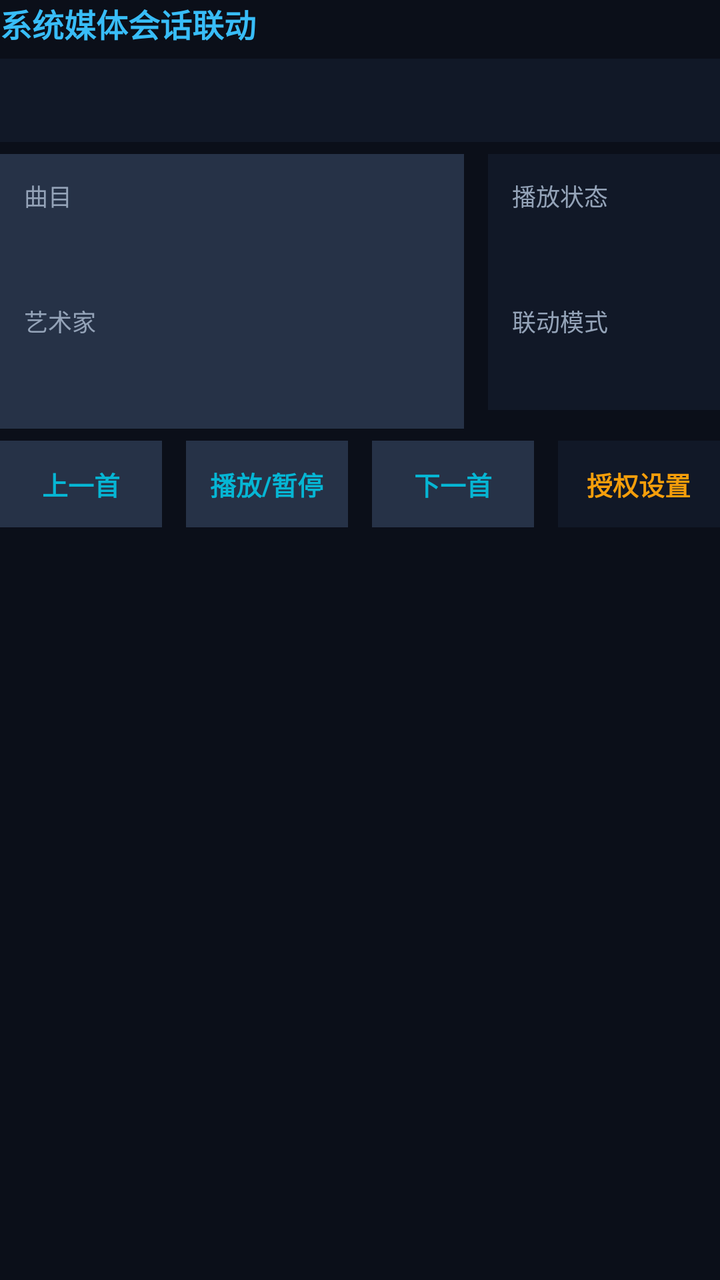
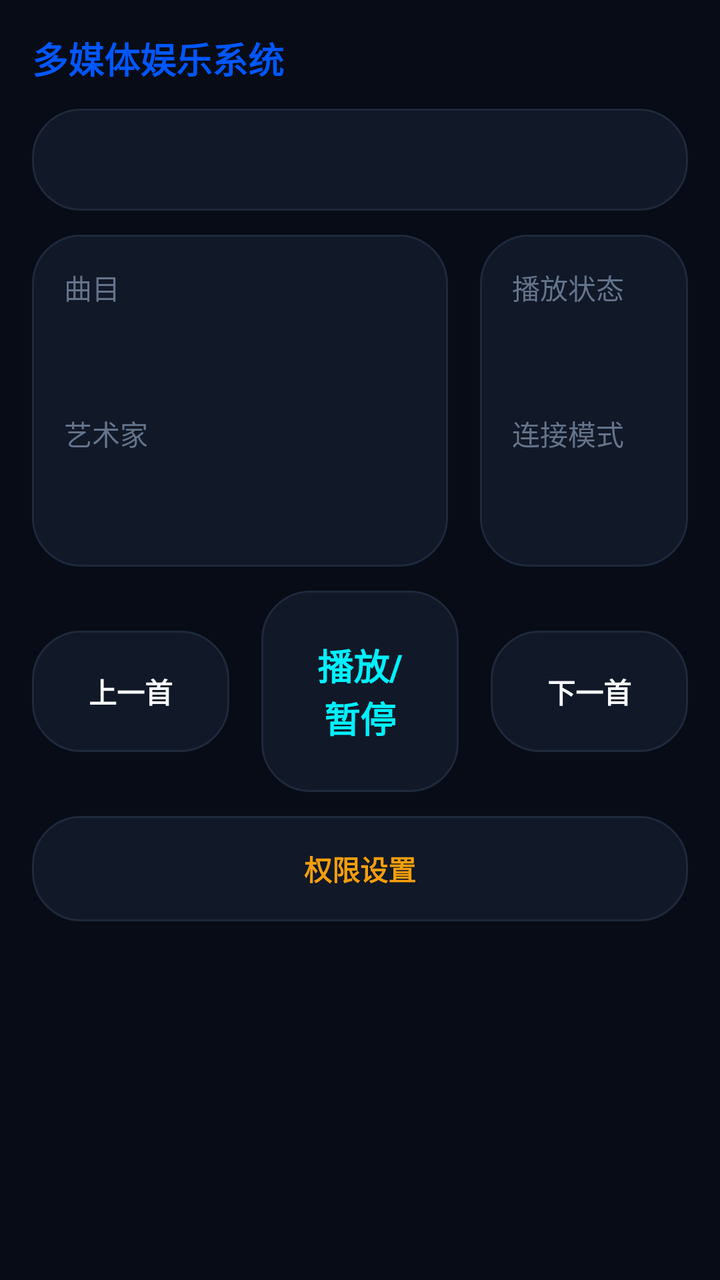

Compare the two renders of this Android layout. The source of the first and the diff that turns it into the second are given below.
<!-- AndroidManifest.xml: application theme Theme.VehiclemountedSystem -->
<!-- res/layout/page_media.xml -->
<?xml version="1.0" encoding="utf-8"?>
<ScrollView xmlns:android="http://schemas.android.com/apk/res/android"
    android:id="@+id/pageMediaRoot"
    android:layout_width="match_parent"
    android:layout_height="match_parent"
    android:fillViewport="true">

    <LinearLayout
        android:layout_width="match_parent"
        android:layout_height="wrap_content"
        android:orientation="vertical">

        <TextView
            android:id="@+id/mediaPageTitle"
            android:layout_width="wrap_content"
            android:layout_height="wrap_content"
            android:text="@string/page_media_badge"
            android:textColor="@color/accent_blue"
            android:textSize="@dimen/page_title_text_size"
            android:textStyle="bold" />

        <TextView
            android:id="@+id/mediaStatusMessage"
            android:layout_width="match_parent"
            android:layout_height="wrap_content"
            android:layout_marginTop="@dimen/page_micro_gap"
            android:background="@color/card_panel_alt_bg"
            android:padding="@dimen/page_card_padding"
            android:textColor="@color/accent_amber"
            android:textSize="@dimen/page_status_text_size" />

        <LinearLayout
            android:layout_width="match_parent"
            android:layout_height="wrap_content"
            android:layout_marginTop="@dimen/page_micro_gap"
            android:orientation="horizontal">

            <LinearLayout
                android:layout_width="0dp"
                android:layout_height="wrap_content"
                android:layout_marginEnd="@dimen/page_card_gap"
                android:layout_weight="2"
                android:background="@color/card_panel_bg"
                android:orientation="vertical"
                android:padding="@dimen/page_card_padding">

                <TextView
                    android:layout_width="wrap_content"
                    android:layout_height="wrap_content"
                    android:text="@string/media_title_label"
                    android:textColor="@color/text_secondary"
                    android:textSize="@dimen/page_label_text_size" />

                <TextView
                    android:id="@+id/mediaTitleValue"
                    android:layout_width="wrap_content"
                    android:layout_height="wrap_content"
                    android:layout_marginTop="@dimen/page_micro_gap"
                    android:textColor="@color/text_primary"
                    android:textSize="@dimen/page_value_text_size"
                    android:textStyle="bold" />

                <TextView
                    android:layout_width="wrap_content"
                    android:layout_height="wrap_content"
                    android:layout_marginTop="@dimen/page_section_gap"
                    android:text="@string/media_artist_label"
                    android:textColor="@color/text_secondary"
                    android:textSize="@dimen/page_label_text_size" />

                <TextView
                    android:id="@+id/mediaArtistValue"
                    android:layout_width="wrap_content"
                    android:layout_height="wrap_content"
                    android:layout_marginTop="@dimen/page_micro_gap"
                    android:textColor="@color/accent_blue"
                    android:textSize="@dimen/page_value_text_size"
                    android:textStyle="bold" />
            </LinearLayout>

            <LinearLayout
                android:layout_width="0dp"
                android:layout_height="wrap_content"
                android:layout_weight="1"
                android:background="@color/card_panel_alt_bg"
                android:orientation="vertical"
                android:padding="@dimen/page_card_padding">

                <TextView
                    android:layout_width="wrap_content"
                    android:layout_height="wrap_content"
                    android:text="@string/media_playback_label"
                    android:textColor="@color/text_secondary"
                    android:textSize="@dimen/page_label_text_size" />

                <TextView
                    android:id="@+id/mediaPlaybackValue"
                    android:layout_width="wrap_content"
                    android:layout_height="wrap_content"
                    android:layout_marginTop="@dimen/page_micro_gap"
                    android:textColor="@color/text_primary"
                    android:textSize="@dimen/page_value_text_size"
                    android:textStyle="bold" />

                <TextView
                    android:layout_width="wrap_content"
                    android:layout_height="wrap_content"
                    android:layout_marginTop="@dimen/page_section_gap"
                    android:text="@string/media_connection_label"
                    android:textColor="@color/text_secondary"
                    android:textSize="@dimen/page_label_text_size" />

                <TextView
                    android:id="@+id/mediaConnectionModeValue"
                    android:layout_width="wrap_content"
                    android:layout_height="wrap_content"
                    android:layout_marginTop="@dimen/page_micro_gap"
                    android:textColor="@color/accent_cyan"
                    android:textSize="@dimen/page_status_text_size"
                    android:textStyle="bold" />
            </LinearLayout>
        </LinearLayout>

        <LinearLayout
            android:layout_width="match_parent"
            android:layout_height="wrap_content"
            android:layout_marginTop="@dimen/page_micro_gap"
            android:orientation="horizontal">

            <TextView
                android:id="@+id/mediaPreviousControl"
                android:layout_width="0dp"
                android:layout_height="wrap_content"
                android:layout_marginEnd="@dimen/page_card_gap"
                android:layout_weight="1"
                android:background="@color/card_panel_bg"
                android:clickable="true"
                android:focusable="true"
                android:gravity="center"
                android:padding="@dimen/page_card_padding"
                android:text="@string/media_previous"
                android:textColor="@color/accent_cyan"
                android:textSize="@dimen/page_status_text_size"
                android:textStyle="bold" />

            <TextView
                android:id="@+id/mediaPlayPauseControl"
                android:layout_width="0dp"
                android:layout_height="wrap_content"
                android:layout_marginEnd="@dimen/page_card_gap"
                android:layout_weight="1"
                android:background="@color/card_panel_bg"
                android:clickable="true"
                android:focusable="true"
                android:gravity="center"
                android:padding="@dimen/page_card_padding"
                android:text="@string/media_play_pause"
                android:textColor="@color/accent_cyan"
                android:textSize="@dimen/page_status_text_size"
                android:textStyle="bold" />

            <TextView
                android:id="@+id/mediaNextControl"
                android:layout_width="0dp"
                android:layout_height="wrap_content"
                android:layout_marginEnd="@dimen/page_card_gap"
                android:layout_weight="1"
                android:background="@color/card_panel_bg"
                android:clickable="true"
                android:focusable="true"
                android:gravity="center"
                android:padding="@dimen/page_card_padding"
                android:text="@string/media_next"
                android:textColor="@color/accent_cyan"
                android:textSize="@dimen/page_status_text_size"
                android:textStyle="bold" />

            <TextView
                android:id="@+id/mediaPermissionAction"
                android:layout_width="0dp"
                android:layout_height="wrap_content"
                android:layout_weight="1"
                android:background="@color/card_panel_alt_bg"
                android:clickable="true"
                android:focusable="true"
                android:gravity="center"
                android:padding="@dimen/page_card_padding"
                android:text="@string/media_open_permission"
                android:textColor="@color/accent_amber"
                android:textSize="@dimen/page_status_text_size"
                android:textStyle="bold" />
        </LinearLayout>
    </LinearLayout>
</ScrollView>
<!-- resources referenced by this layout -->
<resources>
  <color name="accent_amber">#F59E0B</color>
  <color name="accent_blue">#38BDF8</color>
  <color name="accent_cyan">#06B6D4</color>
  <color name="card_panel_alt_bg">#111827</color>
  <color name="card_panel_bg">#263247</color>
  <color name="text_primary">#F8FAFC</color>
  <color name="text_secondary">#94A3B8</color>
  <dimen name="page_card_gap">12dp</dimen>
  <dimen name="page_card_padding">12dp</dimen>
  <dimen name="page_label_text_size">12sp</dimen>
  <dimen name="page_micro_gap">6dp</dimen>
  <dimen name="page_section_gap">12dp</dimen>
  <dimen name="page_status_text_size">13sp</dimen>
  <dimen name="page_title_text_size">16sp</dimen>
  <dimen name="page_value_text_size">20sp</dimen>
  <string name="media_artist_label">艺术家</string>
  <string name="media_connection_label">联动模式</string>
  <string name="media_next">下一首</string>
  <string name="media_open_permission">授权设置</string>
  <string name="media_play_pause">播放/暂停</string>
  <string name="media_playback_label">播放状态</string>
  <string name="media_previous">上一首</string>
  <string name="media_title_label">曲目</string>
  <string name="page_media_badge">系统媒体会话联动</string>
  <style name="Theme.VehiclemountedSystem" parent="Base.Theme.VehiclemountedSystem" />
  <style name="Base.Theme.VehiclemountedSystem" parent="Theme.Material3.DayNight.NoActionBar">
          
          <item name="android:windowBackground">@color/bg_dark</item>
          <item name="colorPrimary">@color/accent_cyan</item>
          <item name="colorSecondary">@color/accent_blue</item>
          <item name="android:textColorPrimary">@color/text_primary</item>
          <item name="android:textColorSecondary">@color/text_secondary</item>
      </style>
  <color name="bg_dark">#0B0F19</color>
</resources>

<!-- the commit's change to res/layout/page_media.xml (unified diff, before → after) -->
@@ -1,186 +1,210 @@
 <?xml version="1.0" encoding="utf-8"?>
-<ScrollView xmlns:android="http://schemas.android.com/apk/res/android"
+<FrameLayout xmlns:android="http://schemas.android.com/apk/res/android"
     android:id="@+id/pageMediaRoot"
     android:layout_width="match_parent"
-    android:layout_height="match_parent"
-    android:fillViewport="true">
-
-    <LinearLayout
+    android:layout_height="match_parent">
+
+    
+    <ImageView
+        android:id="@+id/mediaAlbumArtBackground"
         android:layout_width="match_parent"
-        android:layout_height="wrap_content"
-        android:orientation="vertical">
-
-        <TextView
-            android:id="@+id/mediaPageTitle"
-            android:layout_width="wrap_content"
-            android:layout_height="wrap_content"
-            android:text="@string/page_media_badge"
-            android:textColor="@color/accent_blue"
-            android:textSize="@dimen/page_title_text_size"
-            android:textStyle="bold" />
-
-        <TextView
-            android:id="@+id/mediaStatusMessage"
-            android:layout_width="match_parent"
-            android:layout_height="wrap_content"
-            android:layout_marginTop="@dimen/page_micro_gap"
-            android:background="@color/card_panel_alt_bg"
-            android:padding="@dimen/page_card_padding"
-            android:textColor="@color/accent_amber"
-            android:textSize="@dimen/page_status_text_size" />
+        android:layout_height="match_parent"
+        android:scaleType="centerCrop"
+        android:alpha="0.4"
+        android:importantForAccessibility="no" />
+
+    
+    <View
+        android:layout_width="match_parent"
+        android:layout_height="match_parent"
+        android:background="#990B0F19" />
+
+    <ScrollView
+        android:layout_width="match_parent"
+        android:layout_height="match_parent"
+        android:fillViewport="true"
+        android:padding="@dimen/page_card_padding">
 
         <LinearLayout
             android:layout_width="match_parent"
             android:layout_height="wrap_content"
-            android:layout_marginTop="@dimen/page_micro_gap"
-            android:orientation="horizontal">
+            android:orientation="vertical">
+
+            <TextView
+                android:id="@+id/mediaPageTitle"
+                android:layout_width="wrap_content"
+                android:layout_height="wrap_content"
+                android:layout_marginBottom="@dimen/page_section_gap"
+                android:text="@string/page_media_badge"
+                android:textColor="@color/accent_blue"
+                android:textSize="@dimen/page_title_text_size"
+                android:textStyle="bold" />
+
+            <TextView
+                android:id="@+id/mediaStatusMessage"
+                android:layout_width="match_parent"
+                android:layout_height="wrap_content"
+                android:layout_marginBottom="@dimen/page_section_gap"
+                android:background="@drawable/bg_card_rounded"
+                android:padding="@dimen/page_card_padding"
+                android:textColor="@color/accent_amber"
+                android:textSize="@dimen/page_status_text_size"
+                android:gravity="center"
+                android:textAlignment="center" />
 
             <LinearLayout
-                android:layout_width="0dp"
-                android:layout_height="wrap_content"
-                android:layout_marginEnd="@dimen/page_card_gap"
-                android:layout_weight="2"
-                android:background="@color/card_panel_bg"
-                android:orientation="vertical"
-                android:padding="@dimen/page_card_padding">
+                android:layout_width="match_parent"
+                android:layout_height="wrap_content"
+                android:layout_marginBottom="@dimen/page_section_gap"
+                android:orientation="horizontal"
+                android:baselineAligned="false">
+
+                <LinearLayout
+                    android:layout_width="0dp"
+                    android:layout_height="wrap_content"
+                    android:layout_marginEnd="@dimen/page_card_gap"
+                    android:layout_weight="2"
+                    android:background="@drawable/bg_card_rounded"
+                    android:orientation="vertical"
+                    android:padding="@dimen/page_card_padding">
+
+                    <TextView
+                        android:layout_width="wrap_content"
+                        android:layout_height="wrap_content"
+                        android:text="@string/media_title_label"
+                        android:textColor="@color/text_secondary"
+                        android:textSize="@dimen/page_label_text_size" />
+
+                    <TextView
+                        android:id="@+id/mediaTitleValue"
+                        android:layout_width="wrap_content"
+                        android:layout_height="wrap_content"
+                        android:layout_marginTop="@dimen/page_micro_gap"
+                        android:textColor="@color/text_primary"
+                        android:textSize="@dimen/page_value_text_size"
+                        android:textStyle="bold" />
+
+                    <TextView
+                        android:layout_width="wrap_content"
+                        android:layout_height="wrap_content"
+                        android:layout_marginTop="@dimen/page_section_gap"
+                        android:text="@string/media_artist_label"
+                        android:textColor="@color/text_secondary"
+                        android:textSize="@dimen/page_label_text_size" />
+
+                    <TextView
+                        android:id="@+id/mediaArtistValue"
+                        android:layout_width="wrap_content"
+                        android:layout_height="wrap_content"
+                        android:layout_marginTop="@dimen/page_micro_gap"
+                        android:textColor="@color/accent_blue"
+                        android:textSize="@dimen/page_value_text_size"
+                        android:textStyle="bold" />
+                </LinearLayout>
+
+                <LinearLayout
+                    android:layout_width="0dp"
+                    android:layout_height="match_parent"
+                    android:layout_weight="1"
+                    android:background="@drawable/bg_card_rounded"
+                    android:orientation="vertical"
+                    android:padding="@dimen/page_card_padding">
+
+                    <TextView
+                        android:layout_width="wrap_content"
+                        android:layout_height="wrap_content"
+                        android:text="@string/media_playback_label"
+                        android:textColor="@color/text_secondary"
+                        android:textSize="@dimen/page_label_text_size" />
+
+                    <TextView
+                        android:id="@+id/mediaPlaybackValue"
+                        android:layout_width="wrap_content"
+                        android:layout_height="wrap_content"
+                        android:layout_marginTop="@dimen/page_micro_gap"
+                        android:textColor="@color/text_primary"
+                        android:textSize="@dimen/page_value_text_size"
+                        android:textStyle="bold" />
+
+                    <TextView
+                        android:layout_width="wrap_content"
+                        android:layout_height="wrap_content"
+                        android:layout_marginTop="@dimen/page_section_gap"
+                        android:text="@string/media_connection_label"
+                        android:textColor="@color/text_secondary"
+                        android:textSize="@dimen/page_label_text_size" />
+
+                    <TextView
+                        android:id="@+id/mediaConnectionModeValue"
+                        android:layout_width="wrap_content"
+                        android:layout_height="wrap_content"
+                        android:layout_marginTop="@dimen/page_micro_gap"
+                        android:textColor="@color/accent_cyan"
+                        android:textSize="@dimen/page_status_text_size"
+                        android:textStyle="bold" />
+                </LinearLayout>
+            </LinearLayout>
+
+            <LinearLayout
+                android:layout_width="match_parent"
+                android:layout_height="wrap_content"
+                android:orientation="horizontal"
+                android:gravity="center"
+                android:layout_marginBottom="@dimen/page_section_gap">
 
                 <TextView
-                    android:layout_width="wrap_content"
-                    android:layout_height="wrap_content"
-                    android:text="@string/media_title_label"
-                    android:textColor="@color/text_secondary"
-                    android:textSize="@dimen/page_label_text_size" />
+                    android:id="@+id/mediaPreviousControl"
+                    android:layout_width="0dp"
+                    android:layout_height="wrap_content"
+                    android:layout_marginEnd="@dimen/page_card_gap"
+                    android:layout_weight="1"
+                    android:background="@drawable/bg_card_rounded"
+                    android:clickable="true"
+                    android:focusable="true"
+                    android:gravity="center"
+                    android:padding="20dp"
+                    android:text="@string/media_previous"
+                    android:textColor="@color/text_primary"
+                    android:textSize="@dimen/page_status_text_size"
+                    android:textStyle="bold" />
 
                 <TextView
-                    android:id="@+id/mediaTitleValue"
-                    android:layout_width="wrap_content"
-                    android:layout_height="wrap_content"
-                    android:layout_marginTop="@dimen/page_micro_gap"
+                    android:id="@+id/mediaPlayPauseControl"
+                    android:layout_width="0dp"
+                    android:layout_height="wrap_content"
+                    android:layout_marginEnd="@dimen/page_card_gap"
+                    android:layout_weight="1"
+                    android:background="@drawable/bg_card_rounded"
+                    android:clickable="true"
+                    android:focusable="true"
+                    android:gravity="center"
+                    android:padding="24dp"
+                    android:text="@string/media_play_pause"
+                    android:textColor="@color/accent_cyan"
+                    android:textSize="@dimen/page_title_text_size"
+                    android:textStyle="bold" />
+
+                <TextView
+                    android:id="@+id/mediaNextControl"
+                    android:layout_width="0dp"
+                    android:layout_height="wrap_content"
+                    android:layout_weight="1"
+                    android:background="@drawable/bg_card_rounded"
+                    android:clickable="true"
+                    android:focusable="true"
+                    android:gravity="center"
+                    android:padding="20dp"
+                    android:text="@string/media_next"
                     android:textColor="@color/text_primary"
-                    android:textSize="@dimen/page_value_text_size"
-                    android:textStyle="bold" />
-
-                <TextView
-                    android:layout_width="wrap_content"
-                    android:layout_height="wrap_content"
-                    android:layout_marginTop="@dimen/page_section_gap"
-                    android:text="@string/media_artist_label"
-                    android:textColor="@color/text_secondary"
-                    android:textSize="@dimen/page_label_text_size" />
-
-                <TextView
-                    android:id="@+id/mediaArtistValue"
-                    android:layout_width="wrap_content"
-                    android:layout_height="wrap_content"
-                    android:layout_marginTop="@dimen/page_micro_gap"
-                    android:textColor="@color/accent_blue"
-                    android:textSize="@dimen/page_value_text_size"
-                    android:textStyle="bold" />
-            </LinearLayout>
-
-            <LinearLayout
-                android:layout_width="0dp"
-                android:layout_height="wrap_content"
-                android:layout_weight="1"
-                android:background="@color/card_panel_alt_bg"
-                android:orientation="vertical"
-                android:padding="@dimen/page_card_padding">
-
-                <TextView
-                    android:layout_width="wrap_content"
-                    android:layout_height="wrap_content"
-                    android:text="@string/media_playback_label"
-                    android:textColor="@color/text_secondary"
-                    android:textSize="@dimen/page_label_text_size" />
-
-                <TextView
-                    android:id="@+id/mediaPlaybackValue"
-                    android:layout_width="wrap_content"
-                    android:layout_height="wrap_content"
-                    android:layout_marginTop="@dimen/page_micro_gap"
-                    android:textColor="@color/text_primary"
-                    android:textSize="@dimen/page_value_text_size"
-                    android:textStyle="bold" />
-
-                <TextView
-                    android:layout_width="wrap_content"
-                    android:layout_height="wrap_content"
-                    android:layout_marginTop="@dimen/page_section_gap"
-                    android:text="@string/media_connection_label"
-                    android:textColor="@color/text_secondary"
-                    android:textSize="@dimen/page_label_text_size" />
-
-                <TextView
-                    android:id="@+id/mediaConnectionModeValue"
-                    android:layout_width="wrap_content"
-                    android:layout_height="wrap_content"
-                    android:layout_marginTop="@dimen/page_micro_gap"
-                    android:textColor="@color/accent_cyan"
                     android:textSize="@dimen/page_status_text_size"
                     android:textStyle="bold" />
             </LinearLayout>
-        </LinearLayout>
-
-        <LinearLayout
-            android:layout_width="match_parent"
-            android:layout_height="wrap_content"
-            android:layout_marginTop="@dimen/page_micro_gap"
-            android:orientation="horizontal">
-
-            <TextView
-                android:id="@+id/mediaPreviousControl"
-                android:layout_width="0dp"
-                android:layout_height="wrap_content"
-                android:layout_marginEnd="@dimen/page_card_gap"
-                android:layout_weight="1"
-                android:background="@color/card_panel_bg"
-                android:clickable="true"
-                android:focusable="true"
-                android:gravity="center"
-                android:padding="@dimen/page_card_padding"
-                android:text="@string/media_previous"
-                android:textColor="@color/accent_cyan"
-                android:textSize="@dimen/page_status_text_size"
-                android:textStyle="bold" />
-
-            <TextView
-                android:id="@+id/mediaPlayPauseControl"
-                android:layout_width="0dp"
-                android:layout_height="wrap_content"
-                android:layout_marginEnd="@dimen/page_card_gap"
-                android:layout_weight="1"
-                android:background="@color/card_panel_bg"
-                android:clickable="true"
-                android:focusable="true"
-                android:gravity="center"
-                android:padding="@dimen/page_card_padding"
-                android:text="@string/media_play_pause"
-                android:textColor="@color/accent_cyan"
-                android:textSize="@dimen/page_status_text_size"
-                android:textStyle="bold" />
-
-            <TextView
-                android:id="@+id/mediaNextControl"
-                android:layout_width="0dp"
-                android:layout_height="wrap_content"
-                android:layout_marginEnd="@dimen/page_card_gap"
-                android:layout_weight="1"
-                android:background="@color/card_panel_bg"
-                android:clickable="true"
-                android:focusable="true"
-                android:gravity="center"
-                android:padding="@dimen/page_card_padding"
-                android:text="@string/media_next"
-                android:textColor="@color/accent_cyan"
-                android:textSize="@dimen/page_status_text_size"
-                android:textStyle="bold" />
 
             <TextView
                 android:id="@+id/mediaPermissionAction"
-                android:layout_width="0dp"
-                android:layout_height="wrap_content"
-                android:layout_weight="1"
-                android:background="@color/card_panel_alt_bg"
+                android:layout_width="match_parent"
+                android:layout_height="wrap_content"
+                android:background="@drawable/bg_card_rounded"
                 android:clickable="true"
                 android:focusable="true"
                 android:gravity="center"
@@ -190,5 +214,5 @@
                 android:textSize="@dimen/page_status_text_size"
                 android:textStyle="bold" />
         </LinearLayout>
-    </LinearLayout>
-</ScrollView>
+    </ScrollView>
+</FrameLayout>
<!-- resource entries referenced after the edit -->
@@ -1,30 +1,40 @@
 <!-- resources referenced by this layout -->
 <resources>
   <color name="accent_amber">#F59E0B</color>
-  <color name="accent_blue">#38BDF8</color>
-  <color name="accent_cyan">#06B6D4</color>
-  <color name="card_panel_alt_bg">#111827</color>
-  <color name="card_panel_bg">#263247</color>
+  <color name="accent_blue">#0057FF</color>
+  <color name="accent_cyan">#00F0FF</color>
   <color name="text_primary">#F8FAFC</color>
-  <color name="text_secondary">#94A3B8</color>
-  <dimen name="page_card_gap">12dp</dimen>
-  <dimen name="page_card_padding">12dp</dimen>
-  <dimen name="page_label_text_size">12sp</dimen>
-  <dimen name="page_micro_gap">6dp</dimen>
+  <color name="text_secondary">#64748B</color>
+  <dimen name="page_card_gap">16dp</dimen>
+  <dimen name="page_card_padding">16dp</dimen>
+  <dimen name="page_label_text_size">14sp</dimen>
+  <dimen name="page_micro_gap">8dp</dimen>
   <dimen name="page_section_gap">12dp</dimen>
-  <dimen name="page_status_text_size">13sp</dimen>
-  <dimen name="page_title_text_size">16sp</dimen>
-  <dimen name="page_value_text_size">20sp</dimen>
+  <dimen name="page_status_text_size">14sp</dimen>
+  <dimen name="page_title_text_size">18sp</dimen>
+  <dimen name="page_value_text_size">24sp</dimen>
+  <!-- drawable bg_card_rounded (drawable) -->
+  <?xml version="1.0" encoding="utf-8"?>
+  <shape xmlns:android="http://schemas.android.com/apk/res/android">
+      <solid android:color="@color/card_bg" />
+      <corners android:radius="@dimen/shell_card_radius" />
+      <stroke 
+          android:width="1dp" 
+          android:color="@color/border_color" />
+  </shape>
   <string name="media_artist_label">艺术家</string>
-  <string name="media_connection_label">联动模式</string>
+  <string name="media_connection_label">连接模式</string>
   <string name="media_next">下一首</string>
-  <string name="media_open_permission">授权设置</string>
+  <string name="media_open_permission">权限设置</string>
   <string name="media_play_pause">播放/暂停</string>
   <string name="media_playback_label">播放状态</string>
   <string name="media_previous">上一首</string>
   <string name="media_title_label">曲目</string>
-  <string name="page_media_badge">系统媒体会话联动</string>
+  <string name="page_media_badge">多媒体娱乐系统</string>
   <style name="Theme.VehiclemountedSystem" parent="Base.Theme.VehiclemountedSystem" />
+  <color name="card_bg">#111827</color>
+  <dimen name="shell_card_radius">24dp</dimen>
+  <color name="border_color">#1E293B</color>
   <style name="Base.Theme.VehiclemountedSystem" parent="Theme.Material3.DayNight.NoActionBar">
           
           <item name="android:windowBackground">@color/bg_dark</item>
@@ -33,6 +43,6 @@
           <item name="android:textColorPrimary">@color/text_primary</item>
           <item name="android:textColorSecondary">@color/text_secondary</item>
       </style>
-  <color name="bg_dark">#0B0F19</color>
+  <color name="bg_dark">#030712</color>
 </resources>
 
